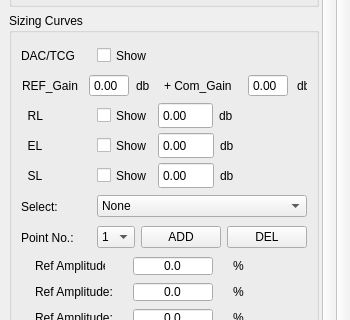
Before: the Qt Designer form phascan_view/ui/DopplerGroupTab.ui in qinxingying/hello-word, drawn with Qt 5; both pictures show x 0 to 350 and y 370 to 690 of the 350 by 1023 pixel window.
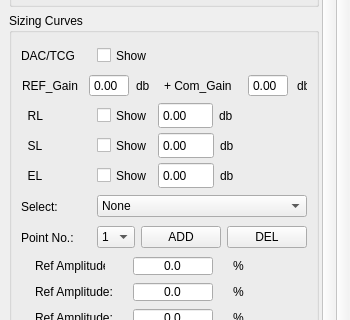
After: the same form once the commit is applied. Icons and pictures are not drawn. Custom widgets are drawn as their Qt base class.

```diff
--- a/phascan_view/ui/DopplerGroupTab.ui
+++ b/phascan_view/ui/DopplerGroupTab.ui
@@ -5233,7 +5233,7 @@
                  </property>
                  <layout class="QHBoxLayout" name="horizontalLayout_15">
                   <item>
-                   <widget class="QLabel" name="LabelSL">
+                   <widget class="QLabel" name="LabelEL">
                     <property name="sizePolicy">
                      <sizepolicy hsizetype="Preferred" vsizetype="Preferred">
                       <horstretch>0</horstretch>
@@ -5253,12 +5253,12 @@
                      </size>
                     </property>
                     <property name="text">
-                     <string>  SL</string>
+                     <string>  EL</string>
                     </property>
                    </widget>
                   </item>
                   <item>
-                   <widget class="QCheckBox" name="CheckSLShow">
+                   <widget class="QCheckBox" name="CheckELShow">
                     <property name="sizePolicy">
                      <sizepolicy hsizetype="Preferred" vsizetype="Preferred">
                       <horstretch>0</horstretch>
@@ -5277,7 +5277,7 @@
                    </widget>
                   </item>
                   <item>
-                   <widget class="QDoubleSpinBox" name="ValueSL">
+                   <widget class="QDoubleSpinBox" name="ValueEL">
                     <property name="sizePolicy">
                      <sizepolicy hsizetype="Preferred" vsizetype="Preferred">
                       <horstretch>0</horstretch>
@@ -5465,7 +5465,7 @@
                  </property>
                  <layout class="QHBoxLayout" name="horizontalLayout_13">
                   <item>
-                   <widget class="QLabel" name="LabelEL">
+                   <widget class="QLabel" name="LabelSL">
                     <property name="sizePolicy">
                      <sizepolicy hsizetype="Preferred" vsizetype="Preferred">
                       <horstretch>0</horstretch>
@@ -5485,12 +5485,12 @@
                      </size>
                     </property>
                     <property name="text">
-                     <string>  EL</string>
+                     <string>  SL</string>
                     </property>
                    </widget>
                   </item>
                   <item>
-                   <widget class="QCheckBox" name="CheckELShow">
+                   <widget class="QCheckBox" name="CheckSLShow">
                     <property name="sizePolicy">
                      <sizepolicy hsizetype="Preferred" vsizetype="Preferred">
                       <horstretch>0</horstretch>
@@ -5509,7 +5509,7 @@
                    </widget>
                   </item>
                   <item>
-                   <widget class="QDoubleSpinBox" name="ValueEL">
+                   <widget class="QDoubleSpinBox" name="ValueSL">
                     <property name="sizePolicy">
                      <sizepolicy hsizetype="Preferred" vsizetype="Preferred">
                       <horstretch>0</horstretch>
```
